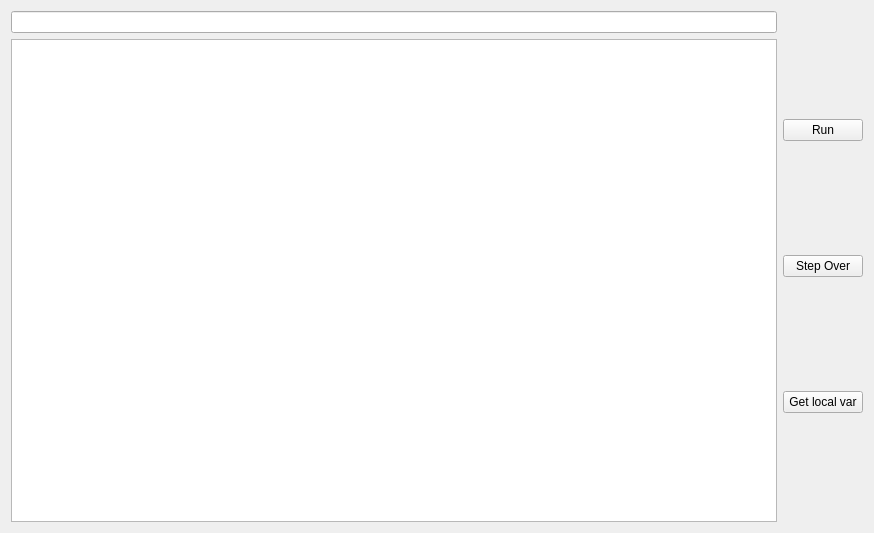
BaranovMykola/UiDebuggerGdb, file mainwindow.ui: the form before one commit.
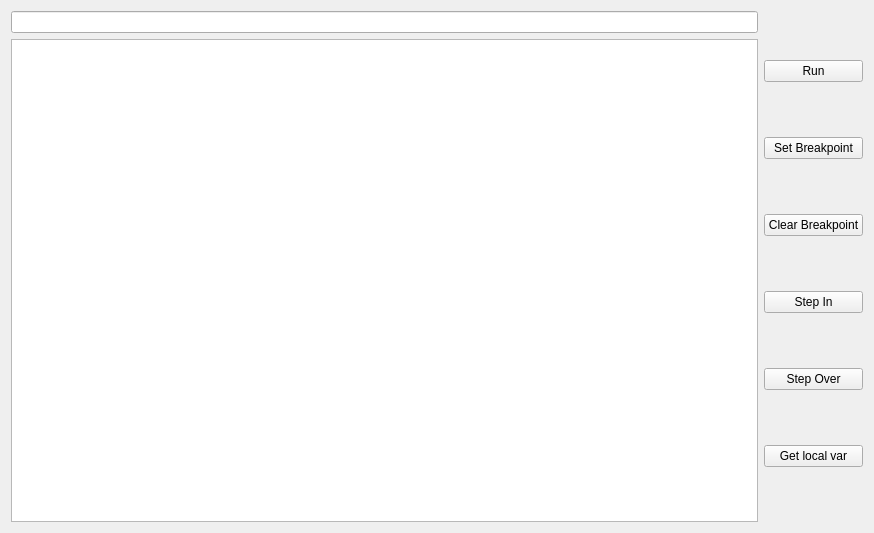
The form after the commit.

Commit message: Implemented set\clear breakpoint, step in function

```diff
--- a/mainwindow.ui
+++ b/mainwindow.ui
@@ -24,6 +24,27 @@
         </property>
        </widget>
       </item>
+      <item>
+       <widget class="QPushButton" name="butBreakPoint">
+        <property name="text">
+         <string>Set Breakpoint</string>
+        </property>
+       </widget>
+      </item>
+      <item>
+       <widget class="QPushButton" name="butClearBreakpoint">
+        <property name="text">
+         <string>Clear Breakpoint</string>
+        </property>
+       </widget>
+      </item>
+      <item>
+       <widget class="QPushButton" name="butStepIn">
+        <property name="text">
+         <string>Step In</string>
+        </property>
+       </widget>
+      </item>
       <item>
        <widget class="QPushButton" name="butStepOver">
         <property name="text">
```
The commit also changes 4 other files.
